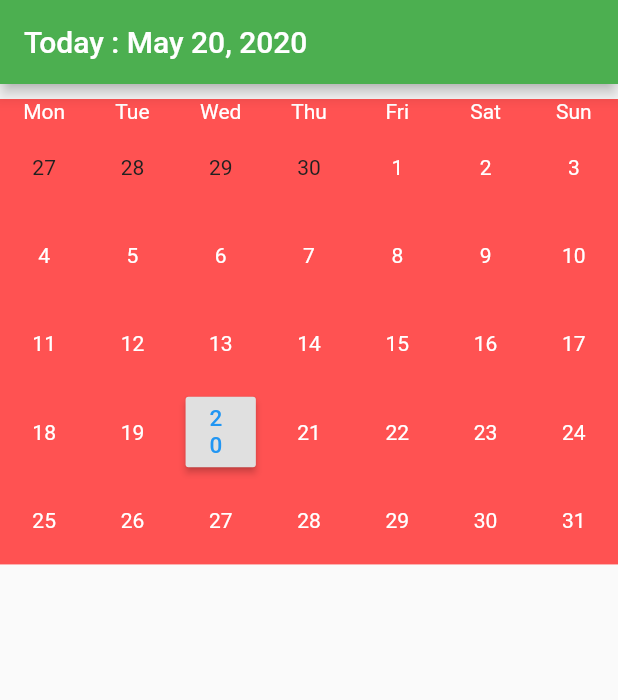
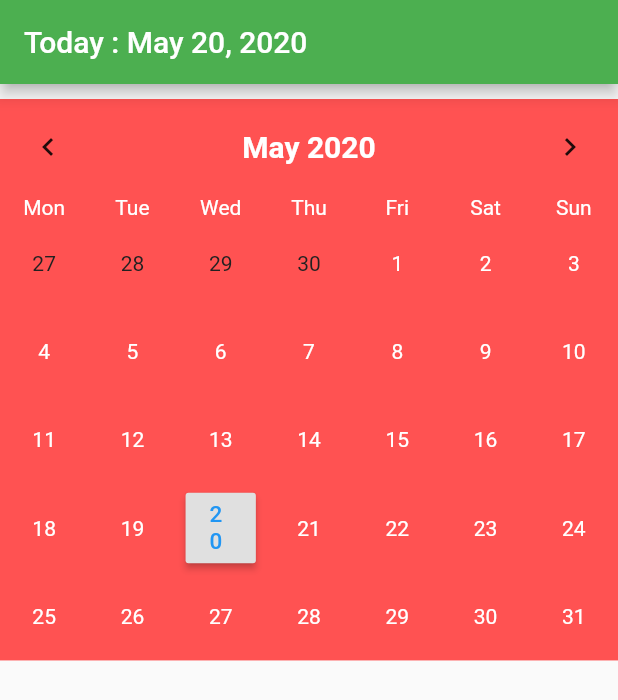
Before and after one commit to amukh18/FlutterToDo, a Flutter app: the screen it shows after launch, on a phone screen of 412 x 824 dp. Shown: the top 700 px of the screen. Run offline on Flutter 3.47's test engine with Material 2 defaults, Android fonts, the phone set to English and light mode, and no system bars; drawn by our look-alikes of table_calendar; our stand-ins replace bloc, equatable, flutter_bloc, flutter_local_notifications, hive, hive_flutter; accounts and stored records are empty; generated files the repository leaves out were written again.

Commit message:
Modified calendar

```diff
--- a/lib/calendar.dart
+++ b/lib/calendar.dart
@@ -18,6 +18,7 @@ class TaskCalendar extends StatelessWidget {
       formatAnimation: FormatAnimation.slide,
       startingDayOfWeek: StartingDayOfWeek.monday,
       availableGestures: AvailableGestures.all,
+      headerStyle: HeaderStyle(titleTextStyle: TextStyle(fontSize:20,color: Colors.white,fontWeight:FontWeight.bold),centerHeaderTitle: true),
       availableCalendarFormats: const {
         CalendarFormat.month: 'Month',
       },
@@ -35,7 +36,7 @@ class TaskCalendar extends StatelessWidget {
         weekdayStyle: TextStyle(color: Colors.white),
         weekendStyle: TextStyle(color: Colors.white),
       ),
-      headerVisible: false,
+      headerVisible: true,
       builders: CalendarBuilders(
         selectedDayBuilder: (context, date, _) {
           _taskBloc.add(LoadTasks(date));//TO LOAD TASKS OF SELECTED DAY
```
Also changed, not shown: 1 other file.
